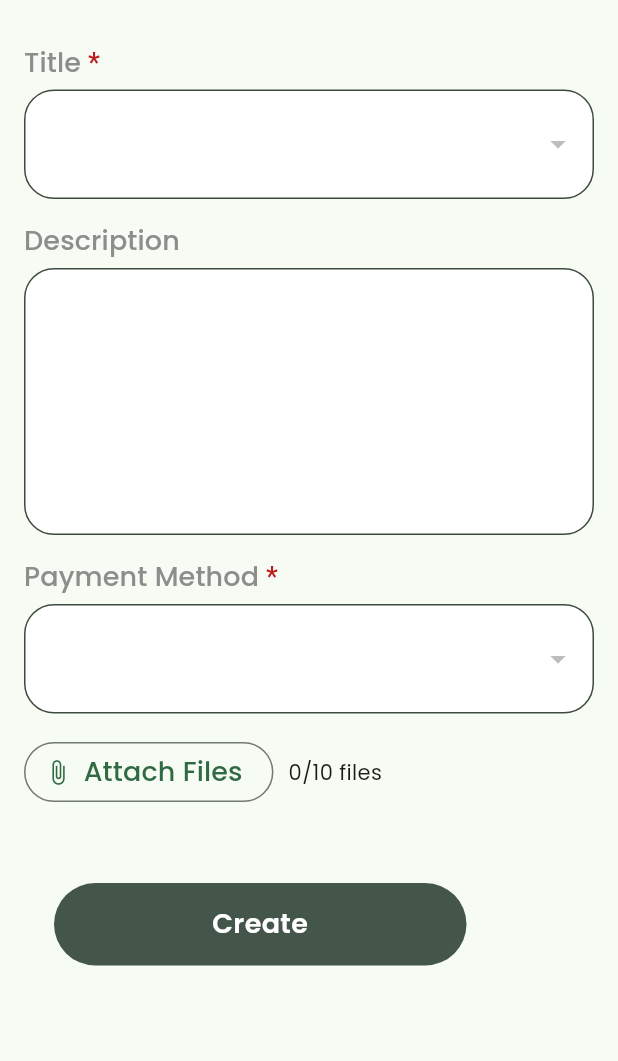
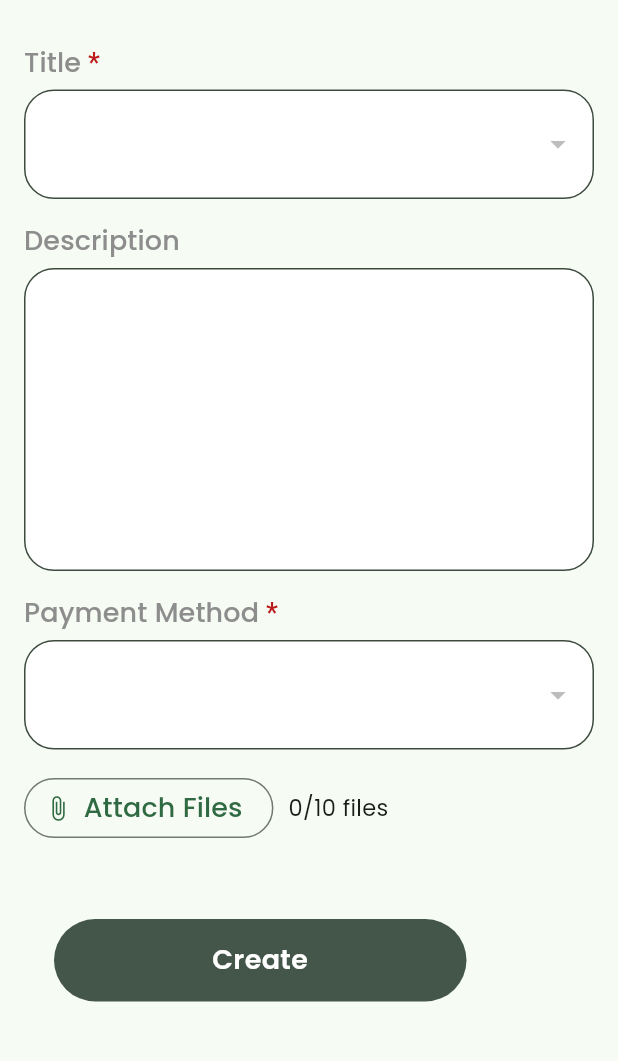
Before and after one commit to Bee-on-Budget/Ticket-app, a Flutter app: the NewTicketScreen screen opened directly, on a phone screen of 412 x 824 dp, the part 65-1126 px from its top. Run offline on Flutter 3.47's test engine with Material 3 defaults, Android fonts, the phone set to English and light mode, and no system bars; our stand-ins replace cached_network_image, cloud_firestore, email_validator, file_picker, firebase_auth, firebase_core and 3 more; missing offline and left inert: ntp; accounts and stored records are empty.

Commit message:
Adding bodyMedium styling

```diff
--- a/lib/src/config/themes/theme_config.dart
+++ b/lib/src/config/themes/theme_config.dart
@@ -96,8 +96,9 @@ final ThemeData themeConfig = ThemeData(
   fontFamily: _poppinsFont.fontFamily,
   textTheme: TextTheme(
     bodyLarge: _poppinsFont.copyWith(
-      fontSize: 15,
-      color: const Color(0xFF4F4F4F), // Dark gray text
+      fontSize: 18,
+      fontWeight: FontWeight.bold,
+      color: const Color(0xFF3D4B3F),// Dark gray text
     ),
     labelLarge: _poppinsFont.copyWith(
       fontSize: 18,
@@ -112,6 +113,10 @@ final ThemeData themeConfig = ThemeData(
       fontSize: 22,
       fontWeight: FontWeight.bold,
       color: const Color(0xFF3D4B3F), // Dark green Text
+    ),
+    bodyMedium: _poppinsFont.copyWith(
+      fontSize: 15,
+      color: const Color(0xFF4F4F4F),
     ),
   ),
 
```
